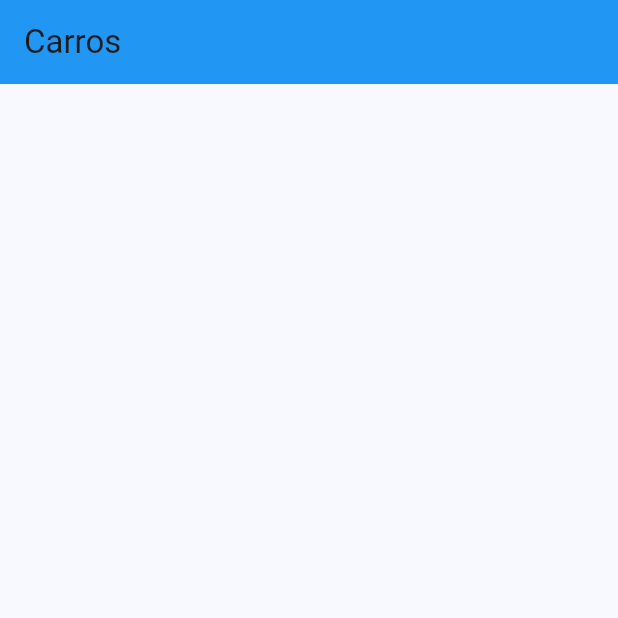
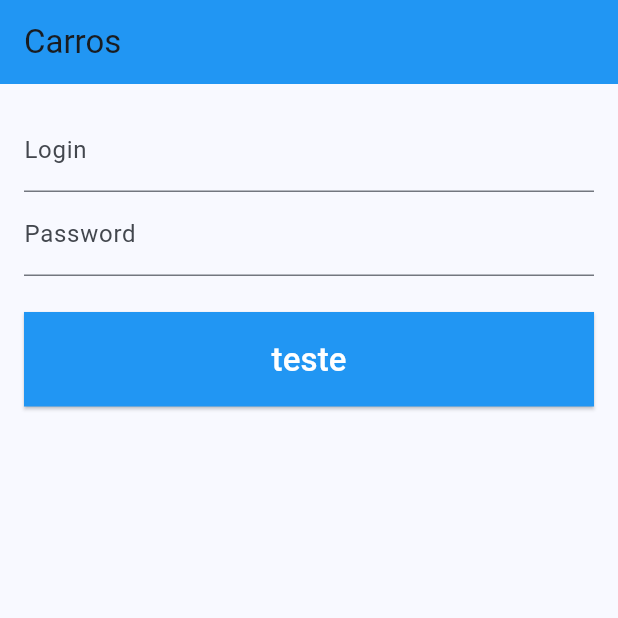
Before and after one commit to mtupich/carros_flutter, a Flutter app: the screen it shows after launch, on a phone screen of 412 x 824 dp, the top half of it. Run offline on Flutter 3.47's test engine with Material 3 defaults, Android fonts, the phone set to English and light mode, and no system bars.

Commit message:
criando widget de botao

```diff
--- a/analysis_options.yaml
+++ b/analysis_options.yaml
@@ -7,7 +7,7 @@
 
 # The following line activates a set of recommended lints for Flutter apps,
 # packages, and plugins designed to encourage good coding practices.
-include: package:flutter_lints/flutter.yaml
+# include: package:flutter_lints/flutter.yaml
 
 linter:
   # The lint rules applied to this project can be customized in the
--- a/lib/pages/login_page.dart
+++ b/lib/pages/login_page.dart
@@ -1,7 +1,27 @@
+import 'package:carros_app_flutter/widgets/app_button.dart';
 import 'package:flutter/material.dart';
 
-class LoginPage extends StatelessWidget {
-  const LoginPage({super.key});
+class LoginPage extends StatefulWidget {
+
+  LoginPage({super.key});
+
+  @override
+  State<LoginPage> createState() => _LoginPageState();
+}
+
+class _LoginPageState extends State<LoginPage> {
+  final _formKey = GlobalKey<FormState>();
+
+  final _controllerLogin = TextEditingController();
+
+  final _controllerPassword = TextEditingController();
+
+  final _focusSenha = FocusNode();
+
+  @override
+  void initState() {
+    super.initState();
+  }
 
   @override
   Widget build(BuildContext context) {
@@ -13,10 +33,87 @@ class LoginPage extends StatelessWidget {
       body: _body(),
     );
   }
+
+  _body() {
+    return Form(
+      key: _formKey,
+      child: ListView(
+        padding: EdgeInsets.all(16),
+        children: [
+          _text(
+            "Login",
+            "Digite seu login",
+            controller: _controllerLogin,
+            validator: (value) => _validateField(value, isLogin: true),
+            keyboardType: TextInputType.emailAddress,
+            textInputAction: TextInputAction.next,
+          ),
+          _text(
+            "Password",
+            "Digite seu password",
+            password: true,
+            controller: _controllerPassword,
+            validator: (value) => _validateField(value, isLogin: false),
+            keyboardType: TextInputType.number,
+            focusNode: _focusSenha,
+          ),
+          SizedBox(
+            height: 24,
+          ),
+          AppButton(text: "teste", onPressed: _onClickLogin)
+        ],
+      ),
+    );
+  }
+
+  _text(
+    String labelText,
+    String hintText, {
+    bool password = false,
+    controller,
+    FormFieldValidator<String>? validator,
+    TextInputType? keyboardType,
+    TextInputAction? textInputAction,
+    FocusNode? focusNode,
+  }) {
+    return TextFormField(
+      validator: validator,
+      controller: controller,
+      obscureText: password,
+      keyboardType: keyboardType,
+      textInputAction: textInputAction,
+      focusNode: focusNode,
+      onFieldSubmitted: (String text) {
+      FocusScope.of(context).requestFocus(_focusSenha);
+      },
+      decoration: InputDecoration(
+        labelText: labelText,
+        hintText: hintText,
+        border: UnderlineInputBorder(),
+      ),
+    );
+  }
+
+  _onClickLogin() {
+    bool? formOk = _formKey.currentState?.validate();
+
+    String login = _controllerLogin.text;
+    String password = _controllerPassword.text;
+
+    print("Login: $login, password: $password");
+  }
+
+  String? _validateField(String? value, {required bool isLogin}) {
+    if (value == null || value.isEmpty) {
+      if (isLogin == true) {
+        return "Digite o login";
+      } else {
+        if (value!.length < 3) {
+          return "A senha precisa ter pelo menos 3 números";
+        }
+      }
+    }
+
+    return null;
+  }
 }
-
-_body() {
-  return Container(
-    // color: Colors.purple,
-  );
-}
--- /dev/null
+++ b/lib/widgets/app_button.dart
@@ -0,0 +1,30 @@
+import 'package:flutter/material.dart';
+import 'package:flutter/widgets.dart';
+
+class AppButton extends StatelessWidget {
+  AppButton({super.key, required this.text, required this.onPressed});
+
+  String text;
+  VoidCallback onPressed;
+
+  @override
+  Widget build(BuildContext context) {
+    return ElevatedButton(
+      onPressed: onPressed,
+      style: ElevatedButton.styleFrom(
+        backgroundColor: Colors.blue,
+        shape: RoundedRectangleBorder(
+          borderRadius: BorderRadius.circular(0),
+        ),
+        padding: EdgeInsets.all(16),
+      ),
+      child: Text(
+        text,
+        style: TextStyle(
+          color: Colors.white,
+          fontSize: 22,
+        ),
+        ),
+    );
+  }
+}
```
Also changed, not shown: flutter_01.png (added).
